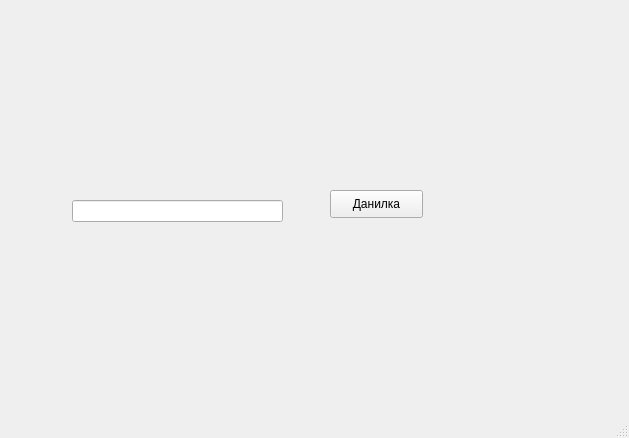
Old version of the form client/include/mainwindow.ui in the repository cowboymalboro1884/MessLess.
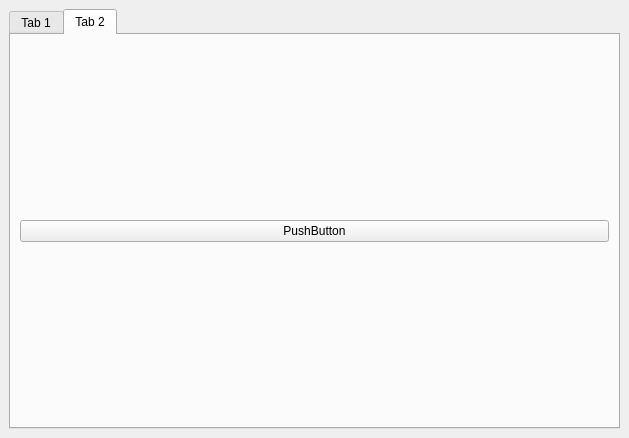
New version of the form. The open tabs and pages were chosen to show the change.

```diff
--- a/client/include/mainwindow.ui
+++ b/client/include/mainwindow.ui
@@ -14,41 +14,54 @@
    <string>MainWindow</string>
   </property>
   <widget class="QWidget" name="centralwidget">
-   <widget class="QLineEdit" name="input">
-    <property name="geometry">
-     <rect>
-      <x>72</x>
-      <y>200</y>
-      <width>211</width>
-      <height>22</height>
-     </rect>
-    </property>
-   </widget>
-   <widget class="QPushButton" name="knopka">
+   <layout class="QVBoxLayout" name="verticalLayout">
+    <item>
+     <widget class="QTabWidget" name="tabWidget">
+      <property name="styleSheet">
+       <string notr="true">QTabWidget:tab-bar
+{
+	alignment:center;
+}</string>
+      </property>
+      <property name="currentIndex">
+       <number>0</number>
+      </property>
+      <widget class="QWidget" name="tab">
+       <attribute name="title">
+        <string>Tab 1</string>
+       </attribute>
+       <widget class="QPushButton" name="pushButton">
     <property name="geometry">
      <rect>
-      <x>330</x>
-      <y>190</y>
+          <x>500</x>
+          <y>0</y>
       <width>93</width>
       <height>28</height>
      </rect>
     </property>
     <property name="text">
-     <string>Данилка</string>
+         <string>новый проект</string>
     </property>
    </widget>
   </widget>
-  <widget class="QMenuBar" name="menubar">
-   <property name="geometry">
-    <rect>
-     <x>0</x>
-     <y>0</y>
-     <width>629</width>
-     <height>26</height>
-    </rect>
-   </property>
-  </widget>
-  <widget class="QStatusBar" name="statusbar"/>
+      <widget class="QWidget" name="tab_2">
+       <attribute name="title">
+        <string>Tab 2</string>
+       </attribute>
+       <layout class="QGridLayout" name="gridLayout">
+        <item row="0" column="0">
+         <widget class="QPushButton" name="pushButton_2">
+          <property name="text">
+           <string>PushButton</string>
+          </property>
+         </widget>
+        </item>
+       </layout>
+      </widget>
+     </widget>
+    </item>
+   </layout>
+  </widget>
  </widget>
  <resources/>
  <connections/>
```
Lines whose indentation alone changed are shown as unchanged.
